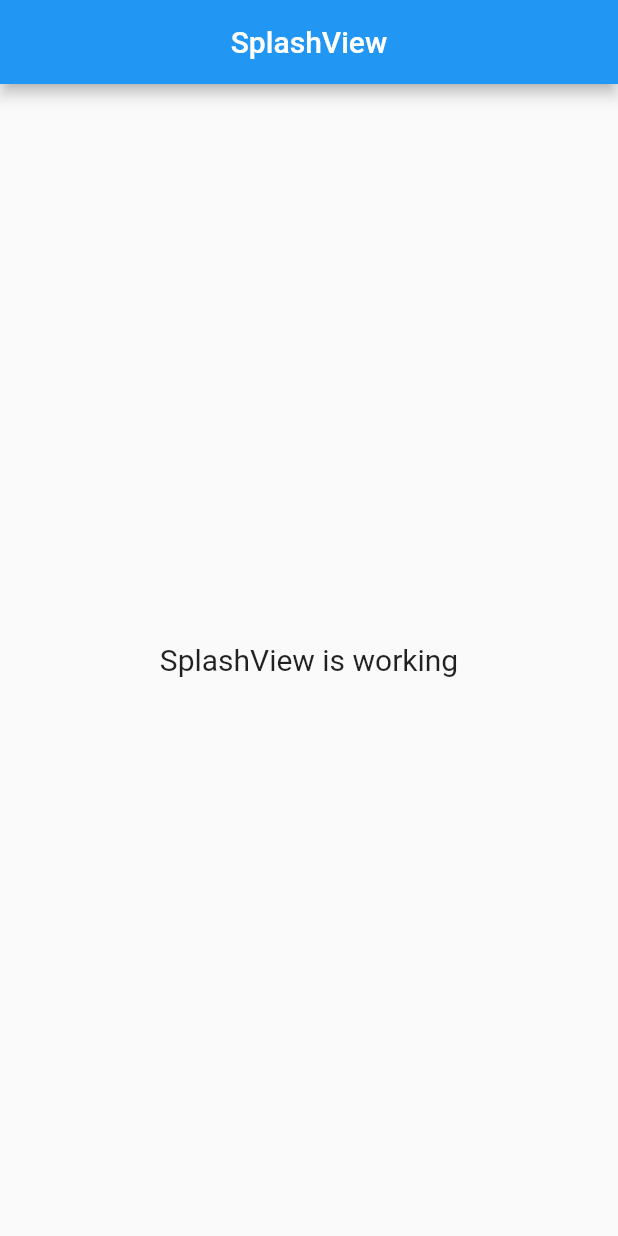
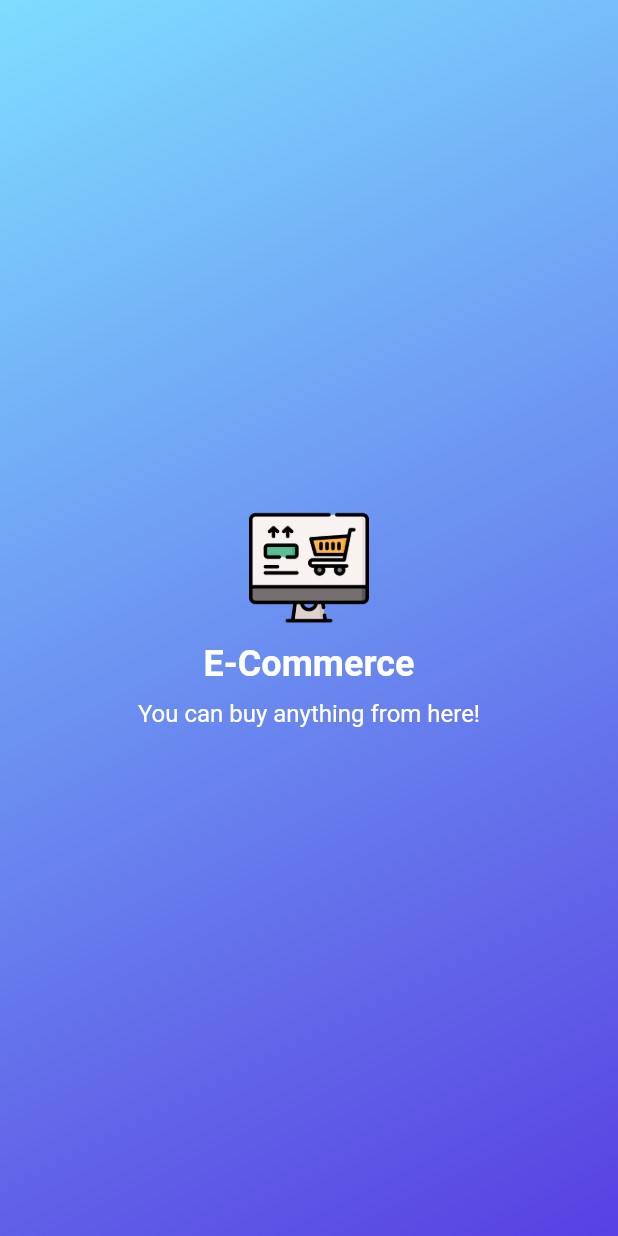
Before and after one commit to devnizamuddin/ecommerce_demo_flutter, a Flutter app: the screen it shows after launch, on a phone screen of 412 x 824 dp. Run offline on Flutter 3.47's test engine with Material 2 defaults, Android fonts, the phone set to English and light mode, and no system bars; drawn by our look-alikes of animated_text_kit; our stand-ins replace get.

Commit message:
splash screen designed

```diff
--- a/lib/app/modules/splash/views/splash_view.dart
+++ b/lib/app/modules/splash/views/splash_view.dart
@@ -1,3 +1,5 @@
+import 'package:animated_text_kit/animated_text_kit.dart';
+import 'package:ecommerce_demo_flutter/app/config/app_assets.dart';
 import 'package:flutter/material.dart';
 
 import 'package:get/get.dart';
@@ -9,16 +11,54 @@ class SplashView extends GetView<SplashController> {
   @override
   Widget build(BuildContext context) {
     return Scaffold(
-      appBar: AppBar(
-        title: const Text('SplashView'),
-        centerTitle: true,
-      ),
-      body: Center(
-        child: Text(
-          'SplashView is working',
-          style: TextStyle(fontSize: 20),
+      body: SafeArea(
+          child: Container(
+        decoration: const BoxDecoration(
+          gradient: LinearGradient(
+            colors: [
+              Color.fromARGB(255, 126, 221, 255),
+              Color.fromARGB(255, 88, 64, 226),
+            ],
+            begin: Alignment.topLeft,
+            end: Alignment.bottomRight,
+          ),
         ),
-      ),
+        child: Column(
+          mainAxisAlignment: MainAxisAlignment.center,
+          crossAxisAlignment: CrossAxisAlignment.stretch,
+          children: [
+            Image.asset(
+              AppAssets.ASSET_APP_LOGO,
+              height: 80,
+            ),
+            const SizedBox(height: 10),
+            const Text(
+              'E-Commerce',
+              textAlign: TextAlign.center,
+              style: TextStyle(
+                  fontWeight: FontWeight.bold,
+                  fontSize: 24,
+                  color: Colors.white),
+            ),
+            const SizedBox(height: 10),
+            AnimatedTextKit(
+              animatedTexts: [
+                TypewriterAnimatedText(
+                  textAlign: TextAlign.center,
+                  'You can buy anything from here!',
+                  textStyle:
+                      const TextStyle(fontSize: 16.0, color: Colors.white),
+                  speed: const Duration(milliseconds: 50),
+                ),
+              ],
+              totalRepeatCount: 2,
+              pause: const Duration(milliseconds: 200),
+              displayFullTextOnTap: true,
+              stopPauseOnTap: true,
+            )
+          ],
+        ),
+      )),
     );
   }
 }
```
